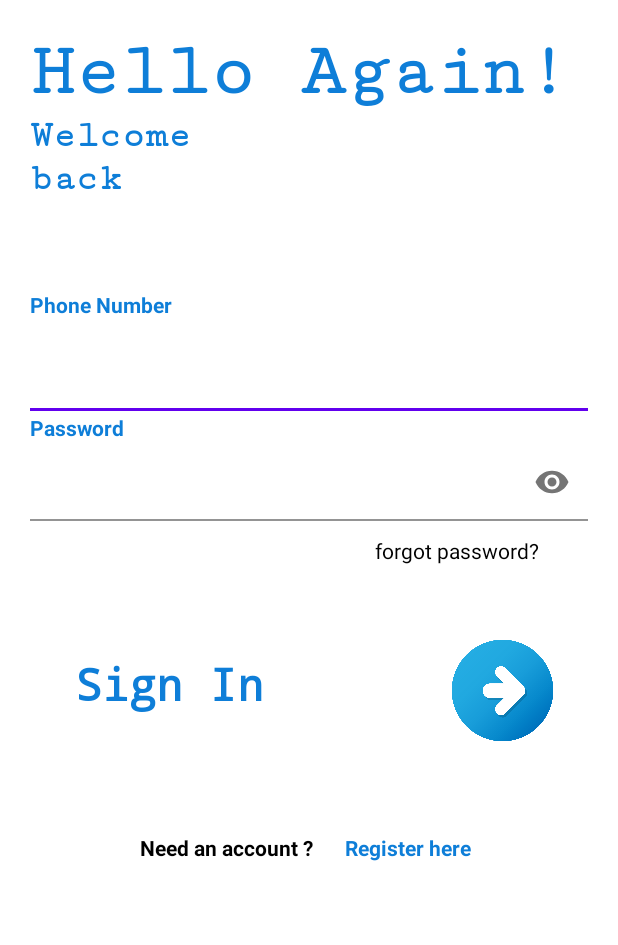
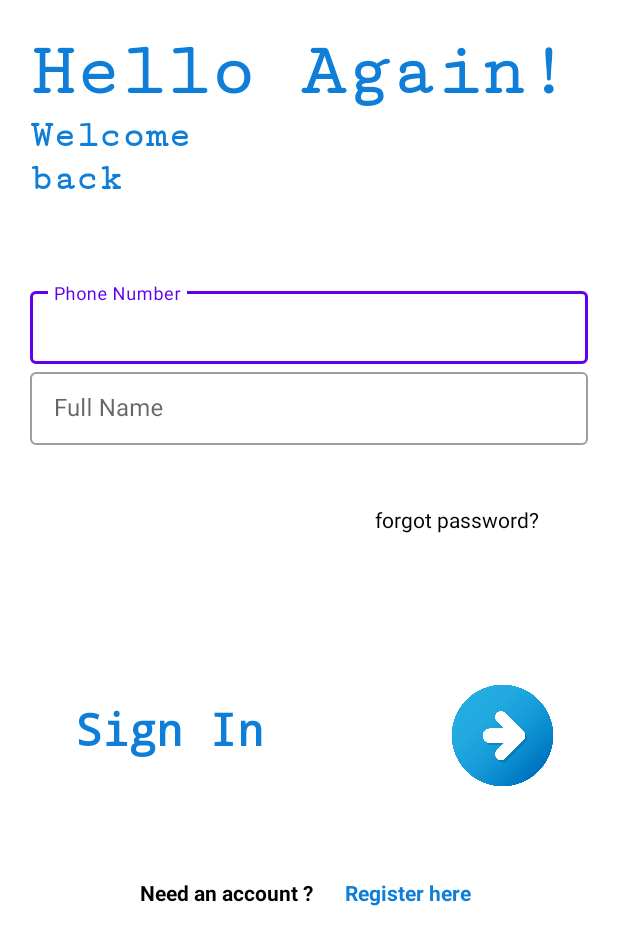
Before and after one commit to Bhariya-Application-Development-Team/Bhariya, an Android app: the screen it shows after launch (LoginActivity), on a phone screen of 412 x 824 dp. Shown: the top 945 px of the screen. Run offline under Robolectric (Android 15) with nearby library versions, the phone set to English and light mode, and no system bars.

Commit message:
Design Updated Login

```diff
--- a/app/src/main/res/layout/activity_login.xml
+++ b/app/src/main/res/layout/activity_login.xml
@@ -44,63 +44,50 @@
     <LinearLayout
         android:layout_width="match_parent"
         android:layout_height="252dp"
-        android:layout_marginTop="10dp"
+        android:layout_marginTop="40dp"
         android:orientation="vertical">
+        <com.google.android.material.textfield.TextInputLayout
+            android:layout_height="wrap_content"
+            android:layout_width="match_parent"
+            android:id="@+id/phonenumbertxt"
+            android:hint="Phone Number"
+            android:layout_marginTop="15dp"
 
-        <com.google.android.material.textview.MaterialTextView
-            android:layout_width="match_parent"
-            android:layout_height="wrap_content"
-            android:layout_marginTop="50dp"
-            android:text="Phone Number"
-            android:textColor="#0E7ED8"
+            style="@style/Widget.MaterialComponents.TextInputLayout.OutlinedBox.Dense"
 
+            >
+            <com.google.android.material.textfield.TextInputEditText
+                android:layout_width="match_parent"
+                android:layout_height="wrap_content"
+                android:id="@+id/etphonenumber"
+                android:inputType="number"
 
-            android:textStyle="bold"></com.google.android.material.textview.MaterialTextView>
-        <com.google.android.material.textfield.TextInputLayout
-            android:layout_width="match_parent"
-            android:layout_height="wrap_content"
-            android:layout_marginTop="1dp"
-            android:id="@+id/phonenumbertxt">
-
-
-            <com.google.android.material.textfield.TextInputEditText
-                android:id="@+id/etphonenumber"
-                android:background="#fff"
-                android:layout_width="match_parent"
-                android:layout_height="60dp"
-                android:inputType="number" />
+                />
         </com.google.android.material.textfield.TextInputLayout>
 
+        <com.google.android.material.textfield.TextInputLayout
+            android:layout_height="wrap_content"
+            android:layout_width="match_parent"
+            android:id="@+id/passwordtxt"
+            android:hint="Full Name"
+            style="@style/Widget.MaterialComponents.TextInputLayout.OutlinedBox.Dense"
 
+            >
+            <com.google.android.material.textfield.TextInputEditText
+                android:layout_width="match_parent"
+                android:layout_height="wrap_content"
+                android:id="@+id/etpassword"
 
-        <com.google.android.material.textview.MaterialTextView
-            android:layout_width="match_parent"
-            android:layout_height="wrap_content"
-            android:layout_marginTop="1dp"
-            android:text="Password"
-            android:textColor="#0E7ED8"
-            android:textStyle="bold"></com.google.android.material.textview.MaterialTextView>
+                android:inputType="text"/>
 
-        <com.google.android.material.textfield.TextInputLayout
-            android:layout_width="match_parent"
-            android:layout_height="wrap_content"
-            android:layout_marginTop="1dp"
-            android:id="@+id/passwordtxt"
-            app:passwordToggleEnabled="true">
+        </com.google.android.material.textfield.TextInputLayout>
 
-            <com.google.android.material.textfield.TextInputEditText
-                android:id="@+id/etpassword"
-                android:layout_width="match_parent"
-                android:layout_height="51dp"
-                android:background="#fff"
-                android:inputType="textPassword" />
-        </com.google.android.material.textfield.TextInputLayout>
 
         <TextView
             android:layout_width="match_parent"
             android:layout_height="wrap_content"
             android:layout_marginLeft="230dp"
-            android:layout_marginTop="10dp"
+            android:layout_marginTop="40dp"
             android:text="forgot password?"
             android:textColor="#000000" />
 
```
